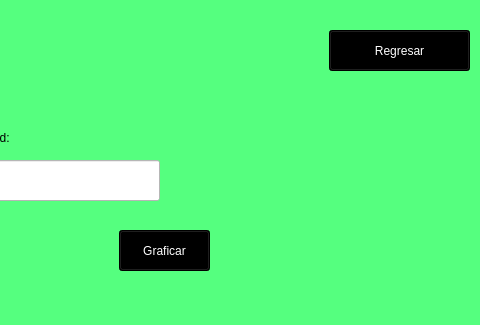
Old version of the form graficar.ui in the repository NatalyDuarte/IPC2_Proyecto2_202001570; both pictures show x 261 to 741 and y 0 to 325 of the 741 by 325 pixel window.
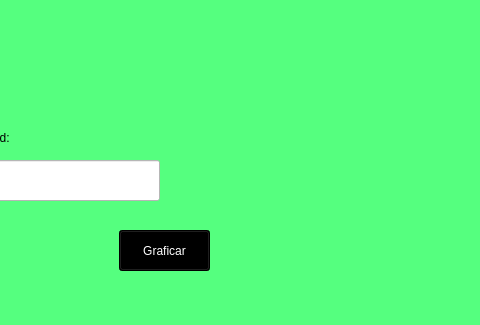
New version of the form.

```diff
--- a/graficar.ui
+++ b/graficar.ui
@@ -33,24 +33,6 @@
      <string>Chapín Warriors, S. A.</string>
     </property>
    </widget>
-   <widget class="QPushButton" name="pushButton_5">
-    <property name="geometry">
-     <rect>
-      <x>590</x>
-      <y>30</y>
-      <width>141</width>
-      <height>41</height>
-     </rect>
-    </property>
-    <property name="styleSheet">
-     <string notr="true">font: 16pt &quot;Poor Richard&quot;;
-color: rgb(255, 255, 255);
-background-color: rgb(0, 0, 0);</string>
-    </property>
-    <property name="text">
-     <string>Regresar</string>
-    </property>
-   </widget>
    <widget class="QLabel" name="label_2">
     <property name="geometry">
      <rect>
```
